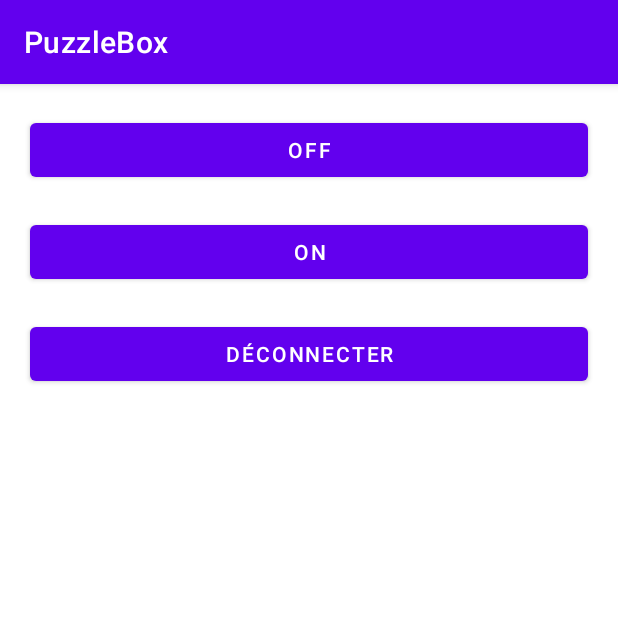
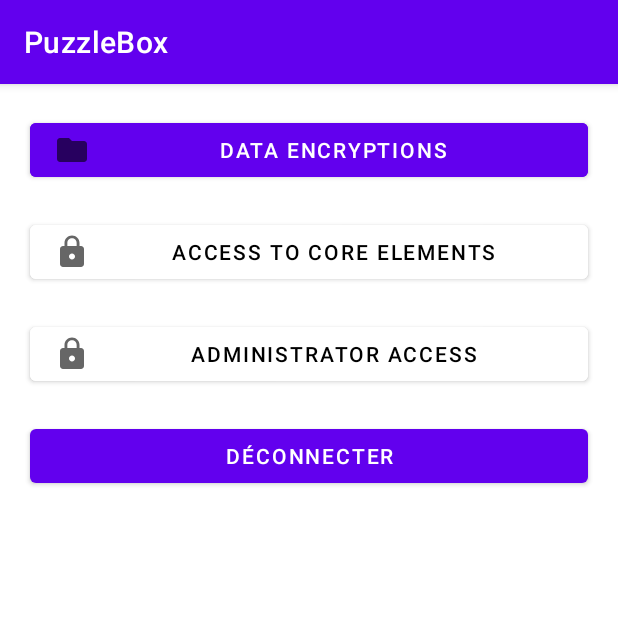
Before and after one commit to Puzzlebox-IMT/Puzzlebox, an Android app: the LedControl screen opened directly, with no data from a screen before it, on a phone screen of 412 x 824 dp, the top half of it. Run offline under Robolectric (Android 15) with nearby library versions, the phone set to English and light mode, and no system bars; 3 statements that could not run were skipped.

Commit message:
Updated Bluetooth App

```diff
--- a/BluetoothEnigma/PuzzleBox/app/src/main/AndroidManifest.xml
+++ b/BluetoothEnigma/PuzzleBox/app/src/main/AndroidManifest.xml
@@ -12,7 +12,9 @@
         android:roundIcon="@mipmap/ic_launcher_round"
         android:supportsRtl="true"
         android:theme="@style/Theme.PuzzleBox">
-        <activity android:name=".LedControl"></activity>
+        <activity android:name=".DisplayMorseCode"></activity>
+        <activity android:name=".EnterMorseCode" />
+        <activity android:name=".LedControl" />
         <activity android:name=".MainActivity">
             <intent-filter>
                 <action android:name="android.intent.action.MAIN" />
--- a/BluetoothEnigma/PuzzleBox/app/src/main/java/com/example/puzzlebox/LedControl.java
+++ b/BluetoothEnigma/PuzzleBox/app/src/main/java/com/example/puzzlebox/LedControl.java
@@ -1,5 +1,7 @@
 package com.example.puzzlebox;
 
+import androidx.annotation.Nullable;
+import androidx.annotation.RequiresApi;
 import androidx.appcompat.app.AppCompatActivity;
 
 import android.app.ProgressDialog;
@@ -8,17 +10,34 @@ import android.bluetooth.BluetoothDevice;
 import android.bluetooth.BluetoothSocket;
 import android.content.Intent;
 import android.os.AsyncTask;
+import android.os.Build;
 import android.os.Bundle;
 import android.util.Log;
 import android.view.View;
 import android.widget.Button;
+import android.widget.EditText;
+import android.widget.LinearLayout;
+import android.widget.Toast;
 
 import java.io.IOException;
 import java.util.UUID;
 
 public class LedControl extends AppCompatActivity {
 
-    private Button btn0, btn1, btnDisconnect;
+    public static final int MORSE_CODE_REQUEST_CODE = 1;
+    private Button btnDisconnect;
+
+    private Button morseCodeFolder, morseCodeLetters, morseCodeNumbers, morseCodeSpecial;
+    private LinearLayout morseCodeLayout;
+
+    private Button coreFolder;
+    private boolean isCoreFolderUnlocked = false;
+    private Button openHatch;
+    private boolean isHatchOpen = false;
+
+    private Button adminFolder;
+    private boolean isAdminFolderUnlocked = false;
+    private Button interruptProgram;
 
     private String address = null;
     private BluetoothAdapter bluetoothAdapter = null;
@@ -36,23 +55,89 @@ public class LedControl extends AppCompatActivity {
         Intent intent = getIntent();
         address = intent.getStringExtra(MainActivity.EXTRA_ADDRESS);
 
-        btn0 = findViewById(R.id.btn0);
-        btn1 = findViewById(R.id.btn1);
+        morseCodeFolder = findViewById(R.id.morseCodeFolder);
+        morseCodeLetters = findViewById(R.id.morseCodeLetters);
+        morseCodeNumbers = findViewById(R.id.morseCodeNumbers);
+        morseCodeSpecial = findViewById(R.id.morseCodeSpecial);
+        morseCodeLayout = findViewById(R.id.morseCodeLayout);
+
+        coreFolder = findViewById(R.id.coreFolder);
+        openHatch = findViewById(R.id.openHatch);
+
+        adminFolder = findViewById(R.id.adminFolder);
+        interruptProgram = findViewById(R.id.interruptProgram);
+
         btnDisconnect = findViewById(R.id.btnDisconnect);
 
         new LedControl.ConnectBT().execute();
+        //start morse code
 
-        btn0.setOnClickListener(new View.OnClickListener() {
+        morseCodeFolder.setOnClickListener(new View.OnClickListener() {
             @Override
             public void onClick(View v) {
-                sendSignal("0");
+                sendSignal("2");
+                handleMorseCodeFolder();
             }
         });
 
-        btn1.setOnClickListener(new View.OnClickListener() {
+        morseCodeLetters.setOnClickListener(new View.OnClickListener() {
             @Override
             public void onClick(View v) {
-                sendSignal("1");
+                displayLetters();
+            }
+        });
+
+        morseCodeNumbers.setOnClickListener(new View.OnClickListener() {
+            @Override
+            public void onClick(View v) {
+                displayNumbers();
+            }
+        });
+
+        morseCodeSpecial.setOnClickListener(new View.OnClickListener() {
+            @Override
+            public void onClick(View v) {
+                displaySpecial();
+            }
+        });
+
+        coreFolder.setOnClickListener(new View.OnClickListener() {
+            @Override
+            public void onClick(View v) {
+                if (!isCoreFolderUnlocked) {
+                    openEnterMorseCode();
+                } else {
+                    openCoreFolder();
+                }
+
+            }
+        });
+
+        openHatch.setOnClickListener(new View.OnClickListener() {
+            @RequiresApi(api = Build.VERSION_CODES.LOLLIPOP)
+            @Override
+            public void onClick(View v) {
+                sendSignal("3");
+                isHatchOpen = true;
+                grantAdminAccess();
+            }
+        });
+
+        adminFolder.setOnClickListener(new View.OnClickListener() {
+            @Override
+            public void onClick(View v) {
+                if (!isAdminFolderUnlocked) {
+                    Toast.makeText(LedControl.this, "Résous d'abord l'énigme", Toast.LENGTH_LONG).show();
+                } else {
+                    openAdminFolder();
+                }
+            }
+        });
+
+        interruptProgram.setOnClickListener(new View.OnClickListener() {
+            @Override
+            public void onClick(View v) {
+                Toast.makeText(LedControl.this, "Bravo! Tu as vaincu Ultron", Toast.LENGTH_LONG).show();
             }
         });
 
@@ -62,6 +147,76 @@ public class LedControl extends AppCompatActivity {
                 Disconnect();
             }
         });
+    }
+
+    private void openAdminFolder() {
+        if (interruptProgram.getVisibility() == View.GONE) {
+            interruptProgram.setVisibility(View.VISIBLE);
+        } else {
+            interruptProgram.setVisibility(View.GONE);
+        }
+    }
+
+    @RequiresApi(api = Build.VERSION_CODES.LOLLIPOP)
+    private void grantAdminAccess() {
+        adminFolder.setBackgroundTintList(getResources().getColorStateList(R.color.purple_500));
+        adminFolder.setTextColor(getApplication().getResources().getColor(R.color.white));
+        adminFolder.setCompoundDrawablesWithIntrinsicBounds(R.drawable.ic_baseline_folder_24, 0, 0, 0);
+        isAdminFolderUnlocked = true;
+    }
+
+    private void openCoreFolder() {
+        if (openHatch.getVisibility() == View.GONE) {
+            openHatch.setVisibility(View.VISIBLE);
+        } else {
+            openHatch.setVisibility(View.GONE);
+        }
+    }
+
+    private void openEnterMorseCode() {
+        Intent i = new Intent(LedControl.this, EnterMorseCode.class);
+        startActivityForResult(i, MORSE_CODE_REQUEST_CODE);
+    }
+
+    @RequiresApi(api = Build.VERSION_CODES.LOLLIPOP)
+    @Override
+    protected void onActivityResult(int requestCode, int resultCode, @Nullable Intent data) {
+        super.onActivityResult(requestCode, resultCode, data);
+        if (requestCode == MORSE_CODE_REQUEST_CODE) {
+            if (resultCode == RESULT_OK) {
+                //le code morse est bon on débloque le bouton access to core elements
+                coreFolder.setBackgroundTintList(getResources().getColorStateList(R.color.purple_500));
+                coreFolder.setTextColor(getApplication().getResources().getColor(R.color.white));
+                coreFolder.setCompoundDrawablesWithIntrinsicBounds(R.drawable.ic_baseline_folder_24, 0, 0, 0);
+                isCoreFolderUnlocked = true;
+            }
+        }
+    }
+
+    private void displaySpecial() {
+        Intent i = new Intent(LedControl.this, DisplayMorseCode.class);
+        i.putExtra("imageView", "special");
+        startActivity(i);
+    }
+
+    private void displayNumbers() {
+        Intent i = new Intent(LedControl.this, DisplayMorseCode.class);
+        i.putExtra("imageView", "numbers");
+        startActivity(i);
+    }
+
+    private void displayLetters() {
+        Intent i = new Intent(LedControl.this, DisplayMorseCode.class);
+        i.putExtra("imageView", "letters");
+        startActivity(i);
+    }
+
+    private void handleMorseCodeFolder() {
+        if (morseCodeLayout.getVisibility() == View.GONE) {
+            morseCodeLayout.setVisibility(View.VISIBLE);
+        } else {
+            morseCodeLayout.setVisibility(View.GONE);
+        }
     }
 
     private void sendSignal ( String number ) {
--- /dev/null
+++ b/BluetoothEnigma/PuzzleBox/app/src/main/res/drawable/ic_baseline_folder_24.xml
@@ -0,0 +1,10 @@
+<vector xmlns:android="http://schemas.android.com/apk/res/android"
+    android:width="24dp"
+    android:height="24dp"
+    android:viewportWidth="24"
+    android:viewportHeight="24"
+    android:tint="?attr/colorControlNormal">
+  <path
+      android:fillColor="@android:color/white"
+      android:pathData="M10,4H4c-1.1,0 -1.99,0.9 -1.99,2L2,18c0,1.1 0.9,2 2,2h16c1.1,0 2,-0.9 2,-2V8c0,-1.1 -0.9,-2 -2,-2h-8l-2,-2z"/>
+</vector>
--- /dev/null
+++ b/BluetoothEnigma/PuzzleBox/app/src/main/res/drawable/ic_baseline_lock_24.xml
@@ -0,0 +1,10 @@
+<vector xmlns:android="http://schemas.android.com/apk/res/android"
+    android:width="24dp"
+    android:height="24dp"
+    android:viewportWidth="24"
+    android:viewportHeight="24"
+    android:tint="?attr/colorControlNormal">
+  <path
+      android:fillColor="@android:color/white"
+      android:pathData="M18,8h-1L17,6c0,-2.76 -2.24,-5 -5,-5S7,3.24 7,6v2L6,8c-1.1,0 -2,0.9 -2,2v10c0,1.1 0.9,2 2,2h12c1.1,0 2,-0.9 2,-2L20,10c0,-1.1 -0.9,-2 -2,-2zM12,17c-1.1,0 -2,-0.9 -2,-2s0.9,-2 2,-2 2,0.9 2,2 -0.9,2 -2,2zM15.1,8L8.9,8L8.9,6c0,-1.71 1.39,-3.1 3.1,-3.1 1.71,0 3.1,1.39 3.1,3.1v2z"/>
+</vector>
--- /dev/null
+++ b/BluetoothEnigma/PuzzleBox/app/src/main/res/drawable/ic_baseline_text_snippet_24.xml
@@ -0,0 +1,10 @@
+<vector xmlns:android="http://schemas.android.com/apk/res/android"
+    android:width="24dp"
+    android:height="24dp"
+    android:viewportWidth="24"
+    android:viewportHeight="24"
+    android:tint="?attr/colorControlNormal">
+  <path
+      android:fillColor="@android:color/white"
+      android:pathData="M20.41,8.41l-4.83,-4.83C15.21,3.21 14.7,3 14.17,3H5C3.9,3 3,3.9 3,5v14c0,1.1 0.9,2 2,2h14c1.1,0 2,-0.9 2,-2V9.83C21,9.3 20.79,8.79 20.41,8.41zM7,7h7v2H7V7zM17,17H7v-2h10V17zM17,13H7v-2h10V13z"/>
+</vector>
--- a/BluetoothEnigma/PuzzleBox/app/src/main/res/layout/activity_led_control.xml
+++ b/BluetoothEnigma/PuzzleBox/app/src/main/res/layout/activity_led_control.xml
@@ -9,18 +9,90 @@
     tools:context=".LedControl">
 
     <Button
-        android:id="@+id/btn0"
+        android:id="@+id/morseCodeFolder"
         android:layout_width="match_parent"
         android:layout_height="wrap_content"
         android:layout_margin="10dp"
-        android:text="OFF"/>
+        android:backgroundTint="@color/purple_500"
+        android:drawableLeft="@drawable/ic_baseline_folder_24"
+        android:text="Data encryptions"/>
+
+    <LinearLayout
+        android:id="@+id/morseCodeLayout"
+        android:layout_width="match_parent"
+        android:layout_height="wrap_content"
+        android:layout_marginLeft="50dp"
+        android:visibility="gone"
+        android:orientation="vertical">
+
+        <Button
+            android:id="@+id/morseCodeLetters"
+            android:layout_width="match_parent"
+            android:layout_height="wrap_content"
+            android:layout_margin="10dp"
+            android:backgroundTint="@color/purple_500"
+            android:drawableLeft="@drawable/ic_baseline_folder_24"
+            android:text="Letters"/>
+
+        <Button
+            android:id="@+id/morseCodeNumbers"
+            android:layout_width="match_parent"
+            android:layout_height="wrap_content"
+            android:layout_margin="10dp"
+            android:backgroundTint="@color/purple_500"
+            android:drawableLeft="@drawable/ic_baseline_folder_24"
+            android:text="Numbers"/>
+
+        <Button
+            android:id="@+id/morseCodeSpecial"
+            android:layout_width="match_parent"
+            android:layout_height="wrap_content"
+            android:layout_margin="10dp"
+            android:backgroundTint="@color/purple_500"
+            android:drawableLeft="@drawable/ic_baseline_folder_24"
+            android:text="Special Features"/>
+
+    </LinearLayout>
 
     <Button
-        android:id="@+id/btn1"
+        android:id="@+id/coreFolder"
         android:layout_width="match_parent"
         android:layout_height="wrap_content"
         android:layout_margin="10dp"
-        android:text="ON"/>
+        android:backgroundTint="@color/white"
+        android:drawableLeft="@drawable/ic_baseline_lock_24"
+        android:text="Access to core elements"
+        android:textColor="@color/black"/>
+
+    <Button
+        android:id="@+id/openHatch"
+        android:layout_width="match_parent"
+        android:layout_height="wrap_content"
+        android:layout_marginLeft="50dp"
+        android:backgroundTint="@color/purple_500"
+        android:drawableLeft="@drawable/ic_baseline_text_snippet_24"
+        android:text="Opening the hatch"
+        android:visibility="gone" />
+
+    <Button
+        android:id="@+id/adminFolder"
+        android:layout_width="match_parent"
+        android:layout_height="wrap_content"
+        android:layout_margin="10dp"
+        android:backgroundTint="@color/white"
+        android:textColor="@color/black"
+        android:drawableLeft="@drawable/ic_baseline_lock_24"
+        android:text="Administrator Access"/>
+
+    <Button
+        android:id="@+id/interruptProgram"
+        android:layout_width="match_parent"
+        android:layout_height="wrap_content"
+        android:layout_marginLeft="50dp"
+        android:backgroundTint="@color/purple_500"
+        android:drawableLeft="@drawable/ic_baseline_text_snippet_24"
+        android:text="Interrupt Program Launch"
+        android:visibility="gone" />
 
     <Button
         android:id="@+id/btnDisconnect"
```
Also changed, not shown: BluetoothEnigma/PuzzleBox/app/src/main/java/com/example/puzzlebox/DisplayMorseCode.java (added, +32 -0 lines), BluetoothEnigma/PuzzleBox/app/src/main/java/com/example/puzzlebox/EnterMorseCode.java (added, +48 -0 lines), BluetoothEnigma/PuzzleBox/app/src/main/java/com/example/puzzlebox/MainActivity.java (+12 -7 lines), BluetoothEnigma/PuzzleBox/app/src/main/res/layout/activity_display_morse_code.xml (added, +14 -0 lines), BluetoothEnigma/PuzzleBox/app/src/main/res/layout/activity_enter_morse_code.xml (added, +25 -0 lines), BluetoothEnigma/PuzzleBox/app/src/main/res/drawable/morse_code_letters.png (added), BluetoothEnigma/PuzzleBox/app/src/main/res/drawable/morse_code_numbers.jpg (added), BluetoothEnigma/PuzzleBox/app/src/main/res/drawable/morse_code_special.png (added), 2 other files.
